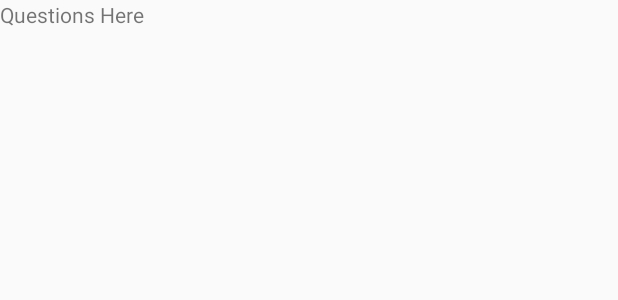
After one commit to smacrito/cs339, an Android app: the layout fragment_read_question.xml on its own in the app's theme, with its tools: preview values and no code run, on a phone screen of 412 x 824 dp. The commit adds this screen. Shown: the top 300 px of the screen. Run offline under Robolectric (Android 15) with nearby library versions, the phone set to English and light mode, and no system bars.

Commit message:
adding and viewing question working. trying to add two questions crashes it. Must clear app data in settings to resume normal function again.

```diff
--- a/RoomDatabase/app/src/main/java/com/example/roomdatabase/Question.java
+++ b/RoomDatabase/app/src/main/java/com/example/roomdatabase/Question.java
@@ -5,7 +5,7 @@ import androidx.room.Entity;
 import androidx.room.PrimaryKey;
 
 //entity is a table in room.
-@Entity(tableName = "Questions") // set primary key to relate to primary key of answers in different table
+@Entity(tableName = "QuestionsTable") // set primary key to relate to primary key of answers in different table
 public class Question {
 
     // every class must have 1 primary key
--- /dev/null
+++ b/RoomDatabase/app/src/main/res/layout/fragment_read_question.xml
@@ -0,0 +1,16 @@
+<?xml version="1.0" encoding="utf-8"?>
+
+    <!-- TODO: Update blank fragment layout -->
+
+<ScrollView xmlns:android="http://schemas.android.com/apk/res/android"
+    xmlns:tools="http://schemas.android.com/tools"
+    android:layout_width="match_parent"
+    android:layout_height="match_parent"
+    tools:context=".ReadQuestionFragment">
+
+    <TextView
+        android:id="@+id/questionContent"
+        android:layout_width="match_parent"
+        android:layout_height="wrap_content"
+        android:text="Questions Here" />
+</ScrollView>
```
Also changed, not shown: RoomDatabase/app/src/main/java/com/example/roomdatabase/DataAccessObject.java (+9 -1 lines), RoomDatabase/app/src/main/java/com/example/roomdatabase/HomeFragment.java (+11 -2 lines), RoomDatabase/app/src/main/java/com/example/roomdatabase/ReadQuestionFragment.java (added, +52 -0 lines).
